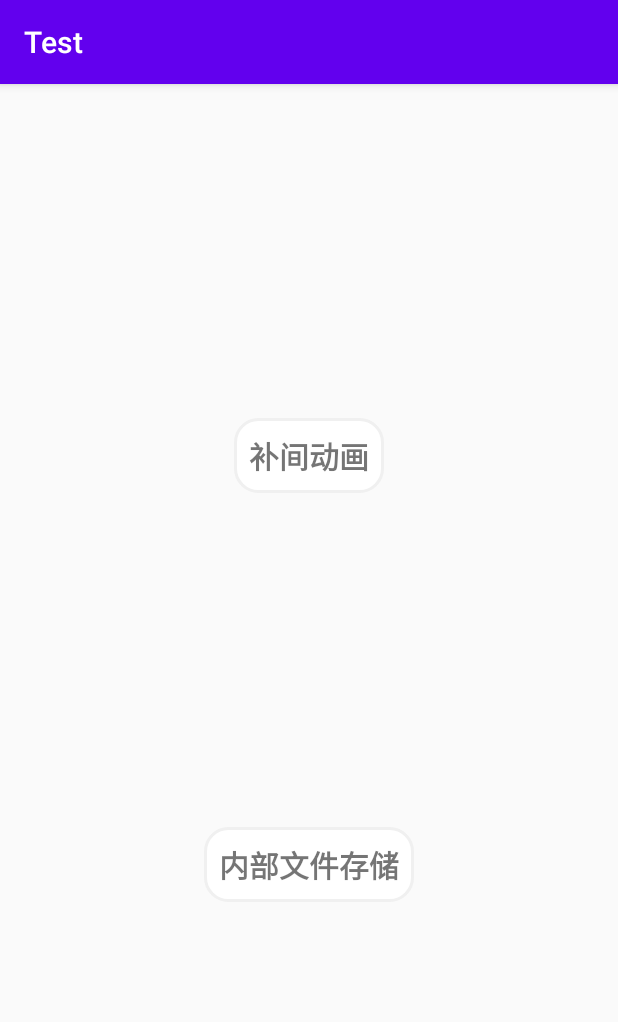
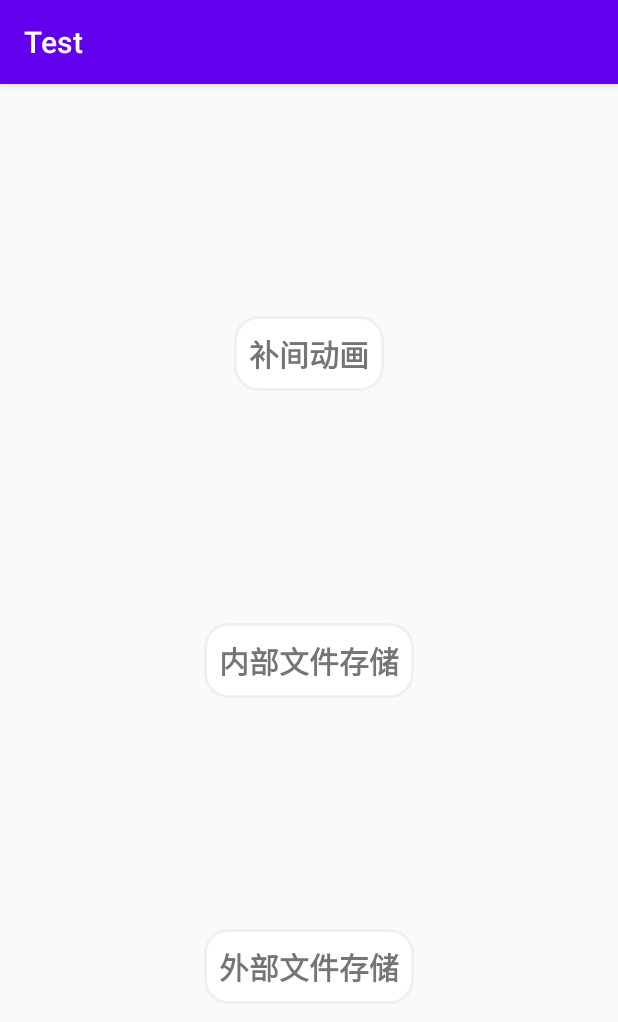
Before and after one commit to FergusAAA/Android_Demo, an Android app: the screen it shows after launch (MainActivity), on a phone screen of 412 x 824 dp. Shown: the top 1022 px of the screen. Run offline under Robolectric (Android 15) with nearby library versions, the phone set to English and light mode, and no system bars.

Commit message:
手机SD卡文件存储

```diff
--- a/app/src/main/AndroidManifest.xml
+++ b/app/src/main/AndroidManifest.xml
@@ -1,6 +1,8 @@
 <?xml version="1.0" encoding="utf-8"?>
 <manifest xmlns:android="http://schemas.android.com/apk/res/android"
     package="com.example.test">
+
+    <uses-permission android:name="android.permission.WRITE_EXTERNAL_STORAGE" />
 
     <application
         android:allowBackup="true"
@@ -9,7 +11,8 @@
         android:roundIcon="@mipmap/ic_launcher_round"
         android:supportsRtl="true"
         android:theme="@style/AppTheme">
-        <activity android:name=".View.InnerFilestorageActivity"></activity>
+        <activity android:name=".View.ExteralStorageActivity"></activity>
+        <activity android:name=".View.InnerFilestorageActivity" />
         <activity android:name=".View.TweenActivity" />
         <activity android:name=".View.MainActivity">
             <intent-filter>
--- a/app/src/main/res/layout/activity_innerfilestorage.xml
+++ b/app/src/main/res/layout/activity_innerfilestorage.xml
@@ -26,7 +26,7 @@
         android:focusable="true"
         android:padding="10dp"
         android:text="保存"
-        android:textSize="20dp"
+        android:textSize="20sp"
         android:textStyle="bold"
         app:layout_constraintHorizontal_chainStyle="spread"
         app:layout_constraintLeft_toLeftOf="parent"
@@ -42,7 +42,7 @@
         android:focusable="true"
         android:padding="10dp"
         android:text="读取"
-        android:textSize="20dp"
+        android:textSize="20sp"
         android:textStyle="bold"
         app:layout_constraintLeft_toRightOf="@id/btn_1"
         app:layout_constraintRight_toRightOf="parent"
--- a/app/src/main/res/layout/activity_main.xml
+++ b/app/src/main/res/layout/activity_main.xml
@@ -32,10 +32,26 @@
         android:text="@string/Inner_file_storage"
         android:textSize="20sp"
         android:textStyle="bold"
-        app:layout_constraintBottom_toBottomOf="parent"
+        app:layout_constraintBottom_toTopOf="@id/btn_3"
         app:layout_constraintLeft_toLeftOf="parent"
         app:layout_constraintRight_toRightOf="parent"
         app:layout_constraintTop_toBottomOf="@id/btn_1" />
 
+    <TextView
+        android:id="@+id/btn_3"
+        android:layout_width="wrap_content"
+        android:layout_height="wrap_content"
+        android:background="@drawable/btn_background"
+        android:focusable="true"
+        android:gravity="center"
+        android:padding="10dp"
+        android:text="@string/Exteral_file_storage"
+        android:textSize="20sp"
+        android:textStyle="bold"
+        app:layout_constraintBottom_toBottomOf="parent"
+        app:layout_constraintLeft_toLeftOf="parent"
+        app:layout_constraintRight_toRightOf="parent"
+        app:layout_constraintTop_toBottomOf="@id/btn_2" />
+
 
 </androidx.constraintlayout.widget.ConstraintLayout>
--- a/app/src/main/res/values/strings.xml
+++ b/app/src/main/res/values/strings.xml
@@ -2,4 +2,5 @@
     <string name="app_name">Test</string>
     <string name="Tween">补间动画</string>
     <string name="Inner_file_storage">内部文件存储</string>
+    <string name="Exteral_file_storage">外部文件存储</string>
 </resources>
```
Also changed, not shown: app/src/main/java/com/example/test/View/ExteralStorageActivity.java (added, +118 -0 lines), app/src/main/java/com/example/test/View/MainActivity.java (+6 -0 lines), app/src/main/res/layout/activity_exteral_storage.xml (added, +78 -0 lines).
